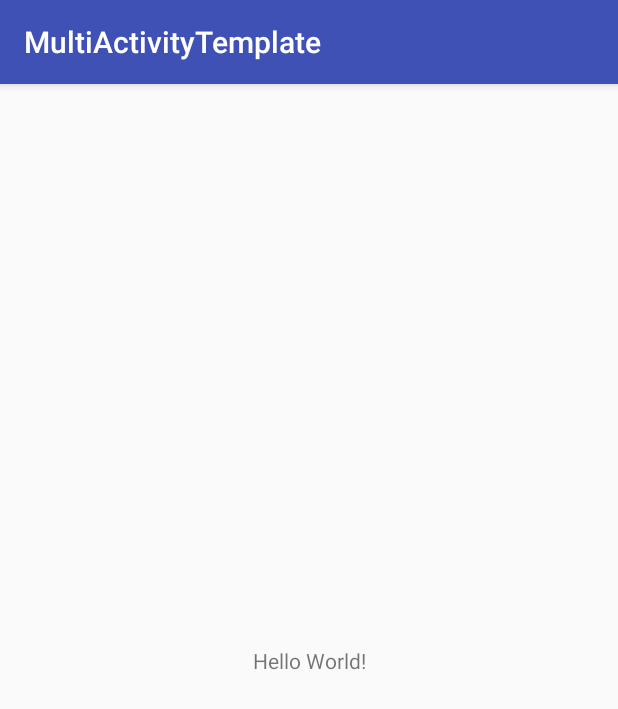
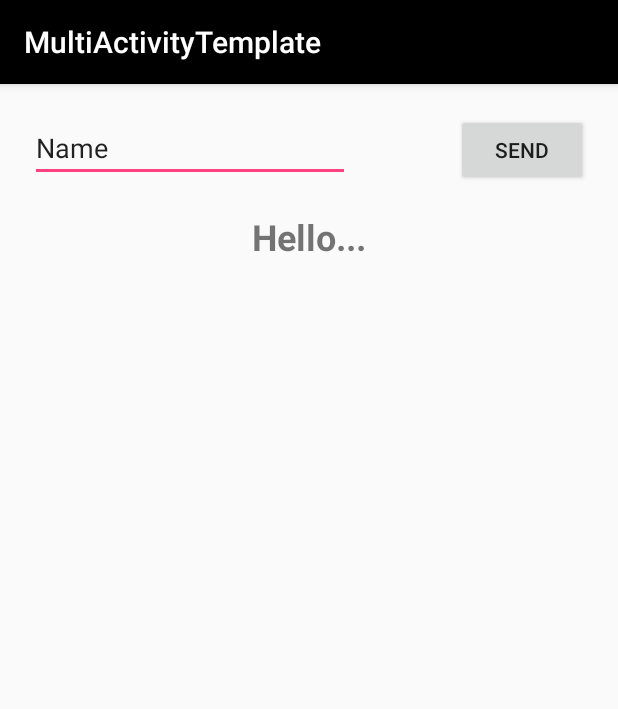
Before and after one commit to cl4pper/android-apps, an Android app: the screen it shows after launch (MainActivity), on a phone screen of 412 x 824 dp. Shown: the top 709 px of the screen. Run offline under Robolectric (Android 15) with nearby library versions, the phone set to English and light mode, and no system bars.

Commit message:
Changing between Activities.

```diff
--- a/MultiActivityTemplate/app/build.gradle
+++ b/MultiActivityTemplate/app/build.gradle
@@ -24,7 +24,7 @@
 
 dependencies {
     implementation fileTree(dir: 'libs', include: ['*.jar'])
-    implementation"org.jetbrains.kotlin:kotlin-stdlib-jre7:$kotlin_version"
+    implementation "org.jetbrains.kotlin:kotlin-stdlib-jre7:$kotlin_version"
     implementation 'com.android.support:appcompat-v7:26.1.0'
     implementation 'com.android.support.constraint:constraint-layout:1.0.2'
     testImplementation 'junit:junit:4.12'
--- a/MultiActivityTemplate/app/src/main/AndroidManifest.xml
+++ b/MultiActivityTemplate/app/src/main/AndroidManifest.xml
@@ -12,10 +12,10 @@
         <activity android:name=".MainActivity">
             <intent-filter>
                 <action android:name="android.intent.action.MAIN" />
-
                 <category android:name="android.intent.category.LAUNCHER" />
             </intent-filter>
         </activity>
+        <activity android:name=".ReturnActivity"></activity>
     </application>
 
 </manifest>
--- a/MultiActivityTemplate/app/src/main/res/layout/activity_main.xml
+++ b/MultiActivityTemplate/app/src/main/res/layout/activity_main.xml
@@ -6,13 +6,40 @@
     android:layout_height="match_parent"
     tools:context="io.clapper.multiactivitytemplate.MainActivity">
 
-    <TextView
+    <Button
+        android:id="@+id/button_send"
         android:layout_width="wrap_content"
         android:layout_height="wrap_content"
-        android:text="Hello World!"
-        app:layout_constraintBottom_toBottomOf="parent"
-        app:layout_constraintLeft_toLeftOf="parent"
-        app:layout_constraintRight_toRightOf="parent"
+        android:layout_marginEnd="20dp"
+        android:onClick="sendName"
+        android:text="Send"
+        app:layout_constraintBaseline_toBaselineOf="@+id/input_name"
+        app:layout_constraintEnd_toEndOf="parent" />
+
+    <EditText
+        android:id="@+id/input_name"
+        android:layout_width="wrap_content"
+        android:layout_height="wrap_content"
+        android:layout_marginStart="20dp"
+        android:layout_marginTop="20dp"
+        android:ems="10"
+        android:inputType="textPersonName"
+        android:text="Name"
+        app:layout_constraintStart_toStartOf="parent"
         app:layout_constraintTop_toTopOf="parent" />
 
+    <TextView
+        android:id="@+id/output_text"
+        android:layout_width="wrap_content"
+        android:layout_height="wrap_content"
+        android:layout_marginEnd="8dp"
+        android:layout_marginStart="8dp"
+        android:layout_marginTop="20dp"
+        android:text="Hello..."
+        android:textAlignment="center"
+        android:textSize="24sp"
+        android:textStyle="bold"
+        app:layout_constraintEnd_toEndOf="parent"
+        app:layout_constraintStart_toStartOf="parent"
+        app:layout_constraintTop_toBottomOf="@+id/input_name" />
 </android.support.constraint.ConstraintLayout>
--- a/MultiActivityTemplate/app/src/main/res/values/colors.xml
+++ b/MultiActivityTemplate/app/src/main/res/values/colors.xml
@@ -1,6 +1,7 @@
 <?xml version="1.0" encoding="utf-8"?>
 <resources>
-    <color name="colorPrimary">#3F51B5</color>
-    <color name="colorPrimaryDark">#303F9F</color>
+    <!-- #3F51B5 #303F9F -->
+    <color name="colorPrimary">#000000</color>
+    <color name="colorPrimaryDark">#000000</color>
     <color name="colorAccent">#FF4081</color>
 </resources>
```
Also changed, not shown: MultiActivityTemplate/app/src/main/java/io/clapper/multiactivitytemplate/MainActivity.kt (+17 -0 lines), MultiActivityTemplate/app/src/main/java/io/clapper/multiactivitytemplate/ReturnActivity.kt (added, +12 -0 lines), MultiActivityTemplate/app/src/main/res/layout/activity_return.xml (added, +25 -0 lines).
